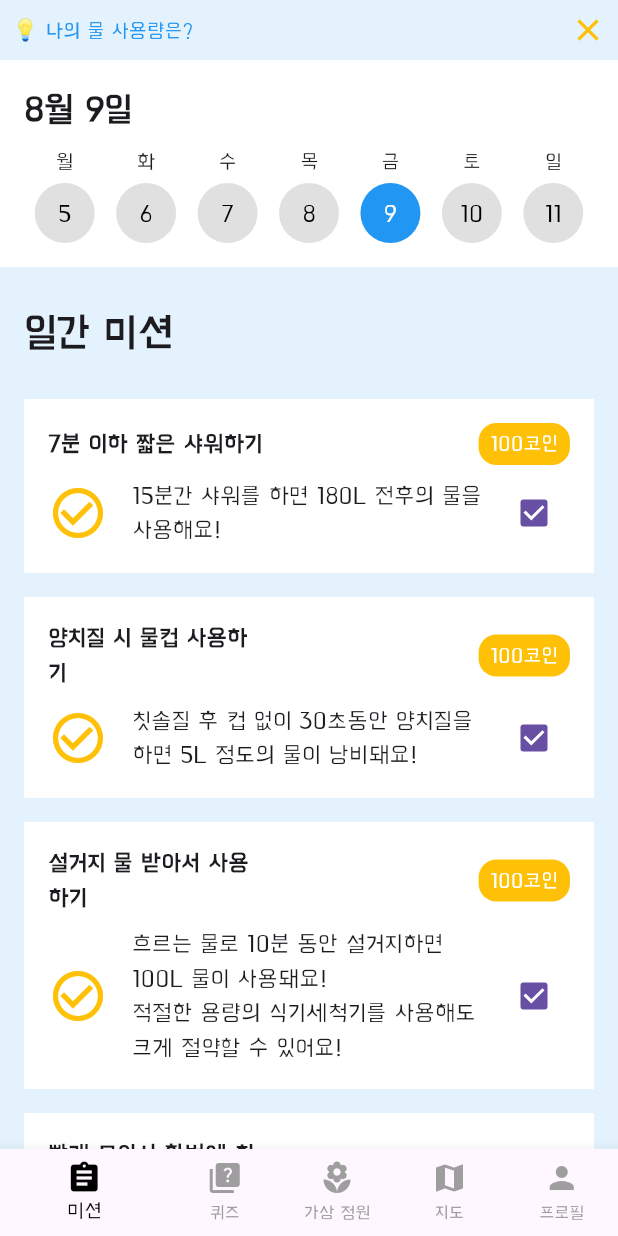
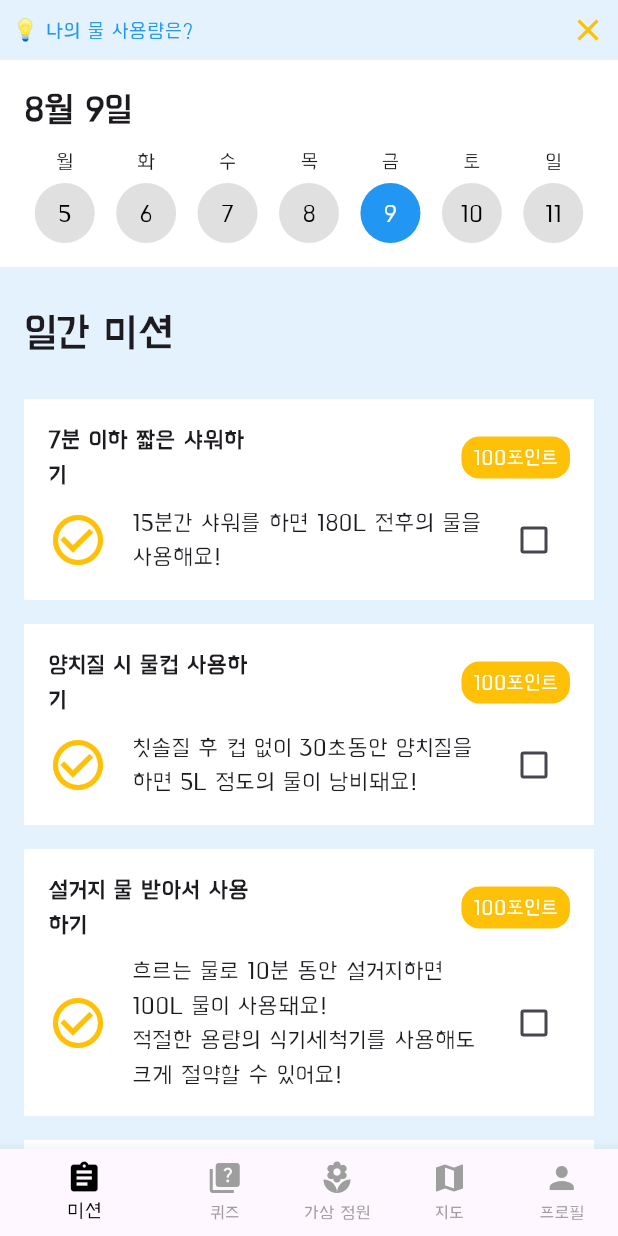
Before and after one commit to parkbjgit/Water, a Flutter app: the screen it shows after launch, on a phone screen of 412 x 824 dp. Run offline on Flutter 3.47's test engine with Material 3 defaults, Android fonts, the phone set to English and light mode, and no system bars; our stand-ins replace csv, firebase_auth, firebase_core, flutter_map, geolocator, google_sign_in and 4 more; accounts and stored records are empty; statements that could not run were skipped.

Commit message:
미션페이지 포인트 및 애니메이션 추가

```diff
--- a/lib/pages/home_page.dart
+++ b/lib/pages/home_page.dart
@@ -1,5 +1,6 @@
 import 'package:flutter/material.dart';
 import 'package:intl/intl.dart';
+import 'package:lottie/lottie.dart';
 
 import 'common_layout.dart';
 
@@ -12,12 +13,38 @@ class _HomePageState extends State<HomePage> {
   DateTime selectedDate = DateTime.now();
   final dayLabels = ['월', '화', '수', '목', '금', '토', '일'];
 
+  // Map to manage the checkbox states for each card
+  Map<String, bool> checkboxStates = {
+    '7분 이하 짧은 샤워하기': false,
+    '양치질 시 물컵 사용하기': false,
+    '설거지 물 받아서 사용하기': false,
+    '빨래 모아서 한번에 하기': false,
+    '절수형 샤워필터 사용하기': false,
+    '양변기 수조에 1.5L 물병 넣기': false,
+    '누수 여부 점검하기': false,
+  };
+
+  bool showConfetti = false;
+  int confettiPoints = 0;
+
   List<DateTime> _getWeekDates(DateTime now) {
     List<DateTime> weekDates = [];
     for (int i = 0; i < 7; i++) {
       weekDates.add(now.subtract(Duration(days: now.weekday - 1 - i)));
     }
     return weekDates;
+  }
+
+  void _showConfetti(int points) {
+    setState(() {
+      showConfetti = true;
+      confettiPoints = points; // Set the points to be shown with confetti
+    });
+    Future.delayed(Duration(seconds: 2), () {
+      setState(() {
+        showConfetti = false;
+      });
+    });
   }
 
   @override
@@ -30,7 +57,9 @@ class _HomePageState extends State<HomePage> {
 
     return CommonLayout(
       selectedIndex: 0,
-      child: Container(
+      child: Stack(
+        children: [
+          Container(
             color: Colors.blue.shade50, // 배경색을 여기에 설정
             child: ListView(
               children: [
@@ -60,8 +89,8 @@ class _HomePageState extends State<HomePage> {
                     crossAxisAlignment: CrossAxisAlignment.start,
                     children: [
                       Text('$todayDate',
-                      style:
-                          TextStyle(fontSize: 24, fontWeight: FontWeight.bold)),
+                          style: TextStyle(
+                              fontSize: 24, fontWeight: FontWeight.bold)),
                       SizedBox(height: 8),
                       Row(
                         children: List.generate(7, (index) {
@@ -101,34 +130,39 @@ class _HomePageState extends State<HomePage> {
                   '7분 이하 짧은 샤워하기',
                   Icons.check_circle_outline,
                   '15분간 샤워를 하면 180L 전후의 물을 사용해요!',
-              true,
-              '100코인',
+                  '100포인트',
+                  100, // Points for this card
                 ),
-            _buildCard(context, '양치질 시 물컵 사용하기', Icons.check_circle_outline,
-                '칫솔질 후 컵 없이 30초동안 양치질을 하면 5L 정도의 물이 낭비돼요!', true, '100코인'),
+                _buildCard(
+                    context,
+                    '양치질 시 물컵 사용하기',
+                    Icons.check_circle_outline,
+                    '칫솔질 후 컵 없이 30초동안 양치질을 하면 5L 정도의 물이 낭비돼요!',
+                    '100포인트',
+                    100),
                 _buildCard(
                   context,
                   '설거지 물 받아서 사용하기',
                   Icons.check_circle_outline,
                   '흐르는 물로 10분 동안 설거지하면 100L 물이 사용돼요! \n적절한 용량의 식기세척기를 사용해도 크게 절약할 수 있어요!',
-              true,
-              '100코인',
+                  '100포인트',
+                  100,
                 ),
                 _buildCard(
                   context,
                   '빨래 모아서 한번에 하기',
                   Icons.check_circle_outline,
                   '4인 가족 기준 하루 평균 세탁물은 하루 3Kg 정도에요. \n빨래를 3일치 모아서 빨면 경제적이에요!',
-              true,
-              '100코인',
+                  '100포인트',
+                  100,
                 ),
                 _buildCard(
                   context,
                   '절수형 샤워필터 사용하기',
                   Icons.check_circle_outline,
                   '절수형 샤워헤드의 최대유량은 1분당 7L로 일반형의 절반 정도에요!',
-              true,
-              '100코인',
+                  '100포인트',
+                  100,
                 ),
 
                 Container(
@@ -144,20 +178,45 @@ class _HomePageState extends State<HomePage> {
                   '양변기 수조에 1.5L 물병 넣기 ',
                   Icons.check_circle_outline,
                   '물병을 넣어놓으면 4인 가족 기준 하루 40L 가 절약돼요!',
-              true,
-              '100코인',
+                  '500포인트',
+                  500, // 300 points for this card
                 ),
                 _buildCard(
                   context,
                   '누수 여부 점검하기',
                   Icons.check_circle_outline,
                   '수도꼭지에서 1초에 두세 방울씩 물이 샌다고 가정했을 때 하루 65~100L의 물이 낭비돼요. \n만약 변기가 누수되면 더 많은 양의 물이 낭비돼요!',
-              true,
-              '100코인',
+                  '500포인트',
+                  500, // 300 points for this card
                 ),
                 // 아래 섹션은 반복되는 형태로 추가 가능
               ],
             ),
+          ),
+          if (showConfetti)
+            Center(
+              child: Column(
+                mainAxisAlignment: MainAxisAlignment.center,
+                children: [
+                  Lottie.asset(
+                    'assets/animation_check.json',
+                    width: MediaQuery.of(context).size.width / 2,
+                    height: MediaQuery.of(context).size.height / 6,
+                    repeat: false,
+                  ),
+                  SizedBox(height: 10),
+                  Text(
+                    '+$confettiPoints 포인트!',
+                    style: TextStyle(
+                      fontSize: 24,
+                      fontWeight: FontWeight.bold,
+                      color: Colors.green,
+                    ),
+                  ),
+                ],
+              ),
+            ),
+        ],
       ),
     );
   }
@@ -180,8 +239,7 @@ class _HomePageState extends State<HomePage> {
   }
 
   Widget _buildCard(BuildContext context, String title, IconData icon,
-      String actionText, bool showCheckbox,
-      [String? badge]) {
+      String actionText, String badge, int points) {
     return Container(
       color: Colors.white,
       margin: EdgeInsets.symmetric(vertical: 8, horizontal: 16),
@@ -199,7 +257,6 @@ class _HomePageState extends State<HomePage> {
                   overflow: TextOverflow.visible,
                 ),
               ),
-              if (badge != null) ...[
               Spacer(),
               Container(
                 padding: EdgeInsets.symmetric(horizontal: 8, vertical: 4),
@@ -209,7 +266,6 @@ class _HomePageState extends State<HomePage> {
                 ),
                 child: Text(badge, style: TextStyle(color: Colors.white)),
               ),
-              ],
             ],
           ),
           SizedBox(height: 8),
@@ -225,7 +281,17 @@ class _HomePageState extends State<HomePage> {
                   overflow: TextOverflow.visible,
                 ),
               ),
-              if (showCheckbox) Checkbox(value: true, onChanged: (value) {}),
+              Checkbox(
+                value: checkboxStates[title] ?? false,
+                onChanged: (bool? value) {
+                  setState(() {
+                    checkboxStates[title] = value ?? false;
+                    if (value == true) {
+                      _showConfetti(points);
+                    }
+                  });
+                },
+              ),
             ],
           ),
         ],
```
Lines whose indentation alone changed are shown as unchanged.
